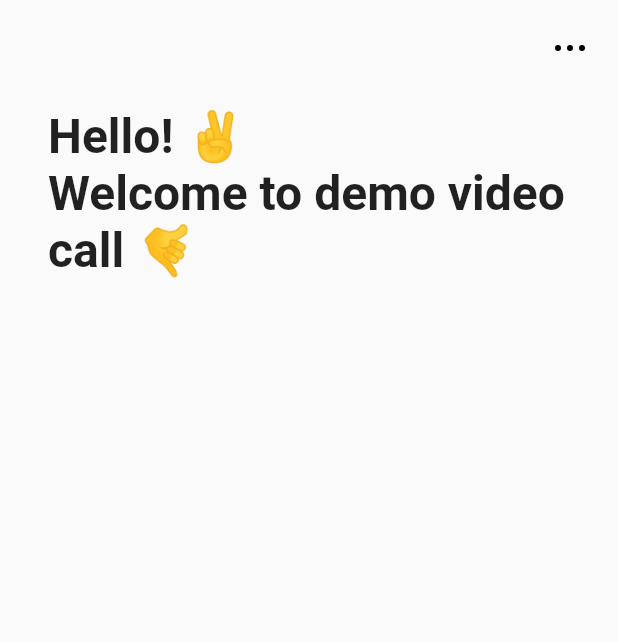
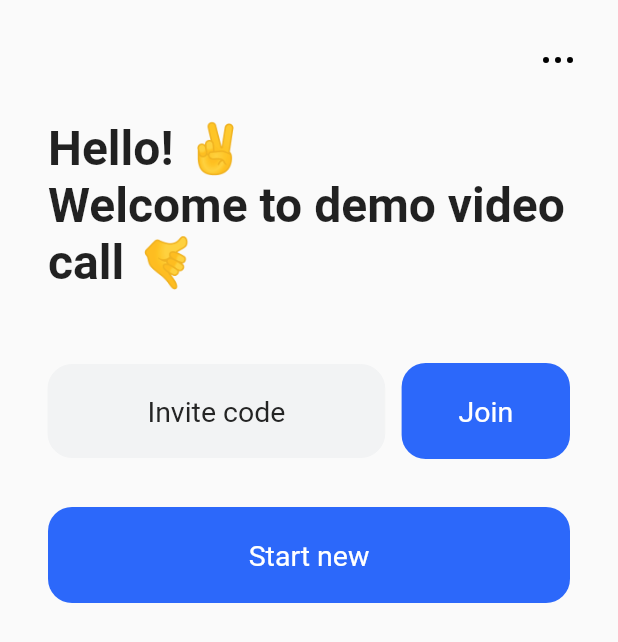
Before and after one commit to greenucom/flutter_demo_app, a Flutter app: the screen it shows after launch, on a phone screen of 412 x 824 dp. Shown: the top 642 px of the screen. Run offline on Flutter 3.47's test engine with Material 2 defaults, Android fonts, the phone set to English and light mode, and no system bars; our stand-ins replace flutter_svg.

Commit message:
Update title_screen.dart

```diff
--- /dev/null
+++ b/lib/DemoAppColors.dart
@@ -0,0 +1,8 @@
+import 'package:flutter/material.dart';
+
+class DemoAppColors {
+  static const primaryBlue = Color(0xFF2C68FA);
+  static const containerGray = Color(0xFFF2F3F4);
+  static const textOnGray = Color(0xFF242424);
+  static const textOnGrayDisabled = Color(0xFFC2C2C3);
+}
--- /dev/null
+++ b/lib/DemoAppStrings.dart
@@ -0,0 +1,6 @@
+class DemoAppStrings {
+  static const welcomeText = "Hello! ✌\nWelcome to demo video call 🤙";
+  static const inviteCode = "Invite code";
+  static const join = "Join";
+  static const startNew = "Start new";
+}
--- a/lib/title_screen/title_screen.dart
+++ b/lib/title_screen/title_screen.dart
@@ -1,4 +1,6 @@
 import 'package:flutter/material.dart';
+import 'package:flutter_demo_app/DemoAppColors.dart';
+import 'package:flutter_demo_app/DemoAppStrings.dart';
 import 'package:flutter_demo_app/title_screen/title_screen_view_model.dart';
 import 'package:flutter_svg/flutter_svg.dart';
 import 'package:provider/provider.dart';
@@ -12,12 +14,17 @@ class TitleScreen extends StatelessWidget {
       create: (_) => TitleScreenViewModel(),
       child: Consumer<TitleScreenViewModel>(builder: (context, viewModel, child) {
         return Scaffold(
-          body: SafeArea(
+          body: Padding(
+            padding: const EdgeInsets.all(16.0),
+            child: SafeArea(
               child: Column(
                 children: const [
                   _TopBar(),
                   _WelcomeText(),
+                  _CodeRow(),
+                  _StartNewButton()
                 ],
+              ),
             ),
           ),
         );
@@ -35,31 +42,27 @@ class _TopBar extends StatelessWidget {
     return Row(
       mainAxisAlignment: MainAxisAlignment.end,
       children: [
-        Padding(
-          padding: const EdgeInsets.only(top: 8.0, right: 8.0),
-          child: IconButton(
+        IconButton(
           icon: SvgPicture.asset(
             "assets/svgs/options_horizontal.svg",
             color: Colors.black,
           ),
           onPressed: () {},
         ),
-        ),
       ],
     );
   }
 }
 
-const _welcomeText = "Hello! ✌\nWelcome to demo video call 🤙";
 class _WelcomeText extends StatelessWidget {
   const _WelcomeText({Key? key}) : super(key: key);
 
   @override
   Widget build(BuildContext context) {
     return const Padding(
-      padding: EdgeInsets.only(left: 32.0, top: 16.0, right: 32.0),
+      padding: EdgeInsets.only(left: 16.0, top: 16.0, right: 16.0),
       child: Text(
-        _welcomeText,
+        DemoAppStrings.welcomeText,
         style: TextStyle(
           fontSize: 32.0,
           fontWeight: FontWeight.w600,
@@ -68,3 +71,125 @@ class _WelcomeText extends StatelessWidget {
     );
   }
 }
+
+class _CodeRow extends StatelessWidget {
+  const _CodeRow({Key? key}) : super(key: key);
+
+  @override
+  Widget build(BuildContext context) {
+    return Padding(
+      padding: const EdgeInsets.only(left: 16.0, top: 48.0, right: 16.0),
+      child: Row(
+        children: const [
+          Flexible(
+            flex: 20,
+            child: _CodeTextField(code: "876"),
+          ),
+          Spacer(flex: 1),
+          Flexible(
+            flex: 10,
+            child: _JoinButton(),
+          ),
+        ],
+      ),
+    );
+  }
+}
+
+class _CodeTextField extends StatelessWidget {
+  final String code;
+
+  const _CodeTextField({Key? key, required this.code}) : super(key: key);
+
+  @override
+  Widget build(BuildContext context) {
+    return TextField(
+      textAlign: TextAlign.center,
+      keyboardType: TextInputType.number,
+      cursorColor: DemoAppColors.primaryBlue,
+      autocorrect: false,
+      style: const TextStyle(
+        fontSize: 19.0,
+        fontWeight: FontWeight.w400,
+        color: DemoAppColors.textOnGray,
+      ),
+      decoration: InputDecoration(
+        filled: true,
+        fillColor: DemoAppColors.containerGray,
+        border: OutlineInputBorder(
+          borderRadius: BorderRadius.circular(16.0),
+          borderSide: const BorderSide(color: DemoAppColors.containerGray, width: 0.0),
+        ),
+        enabledBorder: OutlineInputBorder(
+          borderRadius: BorderRadius.circular(16.0),
+          borderSide: const BorderSide(color: DemoAppColors.containerGray, width: 0.0),
+        ),
+        focusedBorder: OutlineInputBorder(
+          borderRadius: BorderRadius.circular(16.0),
+          borderSide: const BorderSide(color: DemoAppColors.containerGray, width: 0.0),
+        ),
+        hintText: DemoAppStrings.inviteCode,
+        hintMaxLines: 1,
+        hintStyle: const TextStyle(
+          fontSize: 19.0,
+          fontWeight: FontWeight.w400,
+          color: DemoAppColors.textOnGray,
+        ),
+      ),
+    );
+  }
+}
+
+class _JoinButton extends StatelessWidget {
+  const _JoinButton({Key? key}) : super(key: key);
+
+  @override
+  Widget build(BuildContext context) {
+    return MaterialButton(
+      onPressed: () {},
+      color: DemoAppColors.primaryBlue,
+      disabledColor: DemoAppColors.containerGray,
+      height: 64.0,
+      shape: RoundedRectangleBorder(borderRadius: BorderRadius.circular(16.0)),
+      elevation: 0.0,
+      minWidth: double.infinity,
+      child: const Text(
+        DemoAppStrings.join,
+        style: TextStyle(
+          fontSize: 19.0,
+          fontWeight: FontWeight.w400,
+          color: Colors.white,
+        ),
+      ),
+    );
+  }
+}
+
+class _StartNewButton extends StatelessWidget {
+  const _StartNewButton({Key? key}) : super(key: key);
+
+  @override
+  Widget build(BuildContext context) {
+    return Padding(
+      padding: const EdgeInsets.only(left: 16.0, top: 32.0, right: 16.0),
+      child: MaterialButton(
+        onPressed: () {},
+        color: DemoAppColors.primaryBlue,
+        disabledColor: DemoAppColors.containerGray,
+        height: 64.0,
+        shape: RoundedRectangleBorder(borderRadius: BorderRadius.circular(16.0)),
+        elevation: 0,
+        minWidth: double.infinity,
+        textColor: Colors.white,
+        disabledTextColor: DemoAppColors.textOnGrayDisabled,
+        child: const Text(
+          DemoAppStrings.startNew,
+          style: TextStyle(
+            fontSize: 19.0,
+            fontWeight: FontWeight.w400,
+          ),
+        ),
+      ),
+    );
+  }
+}
```
Lines whose indentation alone changed are shown as unchanged.
